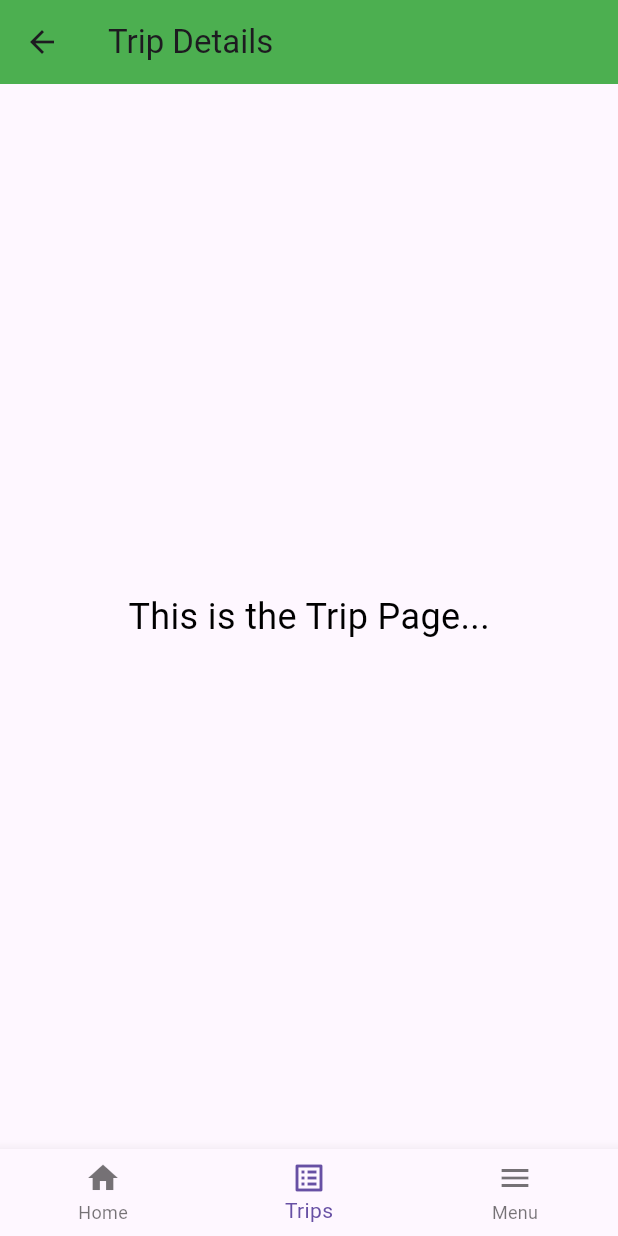
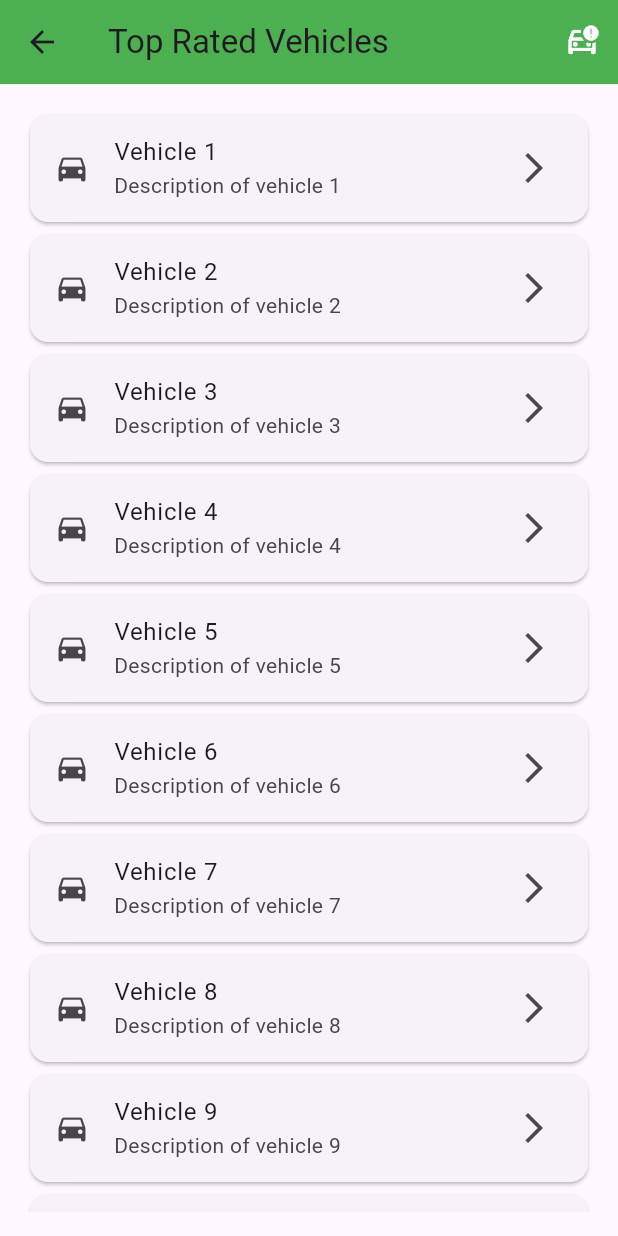
Before and after one commit to Tarikul69/Car-Rental-App, a Flutter app: the trip screen opened by its route, on a phone screen of 412 x 824 dp. Run offline on Flutter 3.47's test engine with Material 3 defaults, Android fonts, the phone set to English and light mode, and no system bars; our stand-ins replace carousel_slider, flutter_speed_dial, get, google_nav_bar.

Commit message:
Update Bottomnav bar

```diff
--- a/lib/main.dart
+++ b/lib/main.dart
@@ -1,7 +1,6 @@
 import 'package:car_rental_app/routes/app_routes.dart';
 import 'package:car_rental_app/routes/page_routes.dart';
-import 'package:car_rental_app/widgets/home/home.dart';
-import 'package:car_rental_app/widgets/menu/menu.dart';
+import 'package:car_rental_app/widgets/bottomnavigation.dart/start.dart';
 import 'package:flutter/material.dart';
 import 'package:get/get_navigation/src/root/get_material_app.dart';
 
@@ -13,13 +12,13 @@ class MyApp extends StatelessWidget {
   @override
   Widget build(BuildContext context) {
     return GetMaterialApp(
-      title: 'Gro Fast',
+      title: 'NextCar',
       debugShowCheckedModeBanner: false,
       initialRoute: AppRoutes.splash_screen,
       getPages: AppPages.routes,
       routes: {
-        '/': (context) => home(),
-        '/menu': (context) => menu(),
+        '/': (context) => start(),
+        //'/menu': (context) => menu(),
       },
     );
   }
--- a/lib/routes/app_routes.dart
+++ b/lib/routes/app_routes.dart
@@ -10,4 +10,5 @@ abstract class AppRoutes {
   static const String menu = '/menu';
   static const String trips = '/trips';
   static const String message = '/message';
+  static const String start = '/start';
 }
--- a/lib/routes/page_routes.dart
+++ b/lib/routes/page_routes.dart
@@ -10,6 +10,7 @@ import 'package:car_rental_app/widgets/menu/menu.dart';
 import 'package:car_rental_app/widgets/message/message.dart';
 import 'package:car_rental_app/widgets/notifications/notifications.dart';
 import 'package:car_rental_app/widgets/splash_screen/splash_screen.dart';
+import 'package:car_rental_app/widgets/bottomnavigation.dart/start.dart';
 import 'package:get/get_navigation/src/routes/get_route.dart';
 
 class AppPages {
@@ -57,6 +58,10 @@ class AppPages {
     GetPage(
       name: AppRoutes.message,
       page: () => message(),
+    ),
+    GetPage(
+      name: AppRoutes.start,
+      page: () => start(),
     ) // Assuming login uses the same widget for now
   ];
 }
--- a/lib/trip/trip.dart
+++ b/lib/trip/trip.dart
@@ -7,34 +7,54 @@ class trip extends StatelessWidget {
   Widget build(BuildContext context) {
     return Scaffold(
       appBar: AppBar(
-        title: const Text('Trip Details'),
+        title: Text('Top Rated Vehicles'),
+        leading: IconButton(
+          icon: Icon(Icons.arrow_back),
+          onPressed: () {
+            Navigator.pop(context);
+          },
+        ),
         backgroundColor: Colors.green,
-      ),
-      body: Center(
-        child: Text(
-          'This is the Trip Page...',
-          style: TextStyle(fontSize: 24, color: Colors.black),
-        ),
-      ),
-      bottomNavigationBar: BottomNavigationBar(
-        items: const [
-          BottomNavigationBarItem(
-            icon: Icon(Icons.home),
-            label: 'Home',
-          ),
-          BottomNavigationBarItem(
-            icon: Icon(Icons.list_alt),
-            label: 'Trips',
-          ),
-          BottomNavigationBarItem(
-            icon: Icon(Icons.menu),
-            label: 'Menu',
+        actions: [
+          IconButton(
+            icon: Icon(Icons.car_crash_outlined, color: Colors.white),
+            onPressed: () {
+              // Implement filter functionality here
+            },
           ),
         ],
-        currentIndex: 1, // Assuming this is the Trips page
-        onTap: (index) {
-          // Handle navigation based on index
-        },
+      ),
+      body: Container(
+        padding: EdgeInsets.all(16.0),
+        child: ListView.builder(
+          itemCount: 10, // Example item count
+          itemBuilder: (context, index) {
+            return Card(
+              child: ListTile(
+                leading: Icon(Icons.directions_car),
+                title: Text('Vehicle ${index + 1}'),
+                subtitle: Text('Description of vehicle ${index + 1}'),
+                trailing: Icon(Icons.arrow_forward_ios),
+                onTap: () {
+                  // Navigate to vehicle details
+                  Navigator.pushNamed(
+                    context,
+                    '/vehicleDetails',
+                    arguments: {
+                      'vehicleId': index + 1,
+                      'vehicleName': 'Vehicle ${index + 1}',
+                      'vehicleImage': 'assets/car.png',
+                      'vehicleDescription':
+                          'Description of vehicle ${index + 1}',
+                      'vehiclePrice': 10000 + (index * 1000),
+                      'vehicleRating': 4.5 - (index * 0.1),
+                    },
+                  );
+                },
+              ),
+            );
+          },
+        ),
       ),
     );
   }
--- a/lib/widgets/bottomnavigation.dart/bottomnavigation.dart
+++ /dev/null
@@ -1,44 +0,0 @@
-import 'package:flutter/material.dart';
-
-class bottomnavigation extends StatelessWidget {
-  final int currentIndex;
-  final Function(int) onTap;
-
-  const bottomnavigation({
-    Key? key,
-    required this.currentIndex,
-    required this.onTap,
-  }) : super(key: key);
-
-  @override
-  Widget build(BuildContext context) {
-    // Define dynamic routes based on index
-    final List<String> routes = ['/home', '/trips', '/menu'];
-
-    return BottomNavigationBar(
-      backgroundColor: Colors.green,
-      currentIndex: currentIndex,
-      onTap: (index) {
-        onTap(index); // Call parent state update if needed
-        Navigator.pushNamed(
-            context, routes[index]); // Navigate to dynamic route
-      },
-      selectedItemColor: const Color.fromARGB(255, 0, 0, 0),
-      unselectedItemColor: const Color.fromARGB(255, 255, 255, 255),
-      items: const [
-        BottomNavigationBarItem(
-          icon: Icon(Icons.home),
-          label: 'Home',
-        ),
-        BottomNavigationBarItem(
-          icon: Icon(Icons.list_alt),
-          label: 'Trips',
-        ),
-        BottomNavigationBarItem(
-          icon: Icon(Icons.menu),
-          label: 'Menu',
-        ),
-      ],
-    );
-  }
-}
--- a/lib/widgets/login_registration/login.dart
+++ b/lib/widgets/login_registration/login.dart
@@ -56,7 +56,7 @@ class _loginState extends State<login> {
             elevatedButton(
               text: "Login",
               onPressed: () {
-                Get.offAllNamed(AppRoutes.home);
+                Get.offAllNamed(AppRoutes.start);
               },
               color: Colors.black,
             ),
--- a/pubspec.yaml
+++ b/pubspec.yaml
@@ -37,6 +37,7 @@ dependencies:
   get: ^4.6.6
   carousel_slider: ^5.0.0
   flutter_speed_dial: ^7.0.0
+  google_nav_bar: ^5.0.6
 
 dev_dependencies:
   flutter_test:
```
Also changed, not shown: lib/widgets/bottomnavigation.dart/start.dart (added, +63 -0 lines), lib/widgets/home/home.dart (+6 -7 lines), lib/widgets/menu/menu.dart (+23 -7 lines), pubspec.lock.
